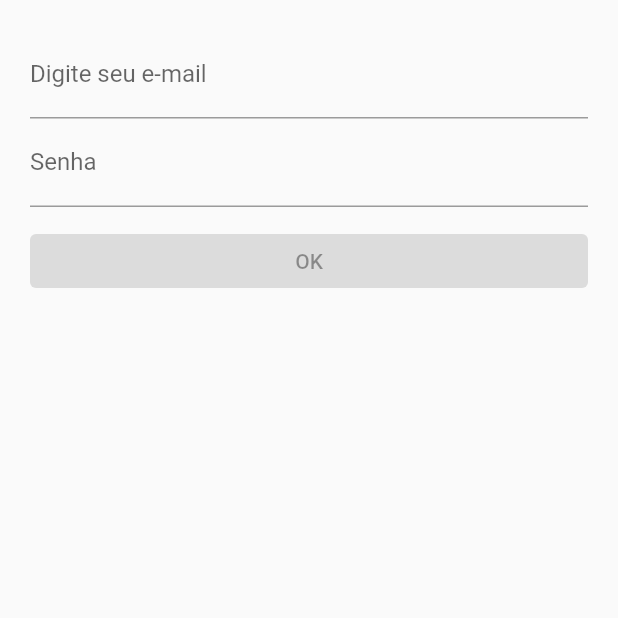
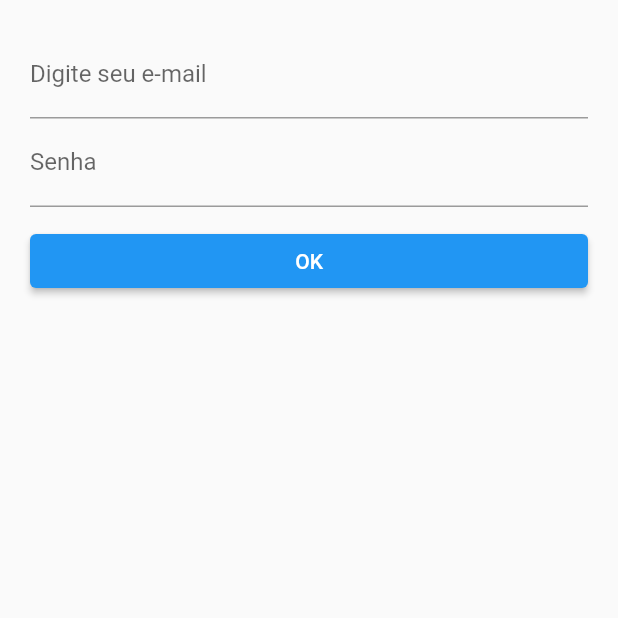
Before and after one commit to professorbossini/20232_maua_tti203_l2_flutter_bloc, a Flutter app: the screen it shows after launch, on a phone screen of 412 x 824 dp, the top half of it. Run offline on Flutter 3.47's test engine with Material 2 defaults, Android fonts, the phone set to English and light mode, and no system bars; our stand-ins replace email_validator.

Commit message:
ap02(bloc: instalamos dartrx

```diff
--- a/lib/src/app.dart
+++ b/lib/src/app.dart
@@ -1,14 +1,17 @@
 import 'package:flutter/material.dart';
 import './telas/login_tela.dart';
-
+import './blocs/provider.dart';
 class App extends StatelessWidget{
   @override
   Widget build(BuildContext context) {
-    return MaterialApp(
-      title: 'Login',
-      home: Scaffold(
-        body: LoginTela(),
+    return Provider(
+      child: MaterialApp(
+          title: 'Login',
+          home: Scaffold(
+          body: LoginTela(),
       ),
+    )
     );
+
   }
 }
--- a/lib/src/blocs/bloc.dart
+++ b/lib/src/blocs/bloc.dart
@@ -19,7 +19,7 @@ class Bloc with Validators{
   }
 }
 
-final bloc = Bloc();
+//final bloc = Bloc();
 
 // void teste(){
 //   // final bloc = Bloc();
--- a/lib/src/blocs/provider.dart
+++ b/lib/src/blocs/provider.dart
@@ -1,7 +1,22 @@
-// import 'package:flutter/material.dart';
-// import 'bloc.dart';
+import 'package:flutter/material.dart';
+import 'bloc.dart';
 
-// class Provider extends InheritedWidget{
-//   @override
-//   bool updateShouldNotify(covariant InheritedWidget oldWidget) => true;
-// }
+class Provider extends InheritedWidget{
+  final bloc = Bloc();
+  //se fosse Java...
+  // Provider({Key? key, required Widget child}){
+  //   super(key, child);
+  // }
+
+  //mas não é...
+  Provider({super.key, required super.child});
+  // Provider({Key? key, required Widget child}): super(key: key, child: child);
+
+
+  @override
+  bool updateShouldNotify(covariant InheritedWidget oldWidget) => true;
+
+  static Bloc of (BuildContext context){
+    return context.dependOnInheritedWidgetOfExactType<Provider>()!.bloc;
+  }
+}
--- a/lib/src/telas/login_tela.dart
+++ b/lib/src/telas/login_tela.dart
@@ -1,20 +1,22 @@
 import 'package:flutter/material.dart';
 import '../blocs/bloc.dart';
+import '../blocs/provider.dart';
 class LoginTela extends StatelessWidget{
   @override
   Widget build(BuildContext context) {
+    final bloc = Provider.of(context);
     return Container(
       margin: EdgeInsets.all(20.0),
       child: Column(
         children: [
-          emailField(),
-          passwordField(),
+          emailField(bloc),
+          passwordField(bloc),
           Row(
             children: [
               Expanded(
                 child: Container(
                 margin: EdgeInsets.only(top: 12.0),
-                child: submitButton(),
+                child: submitButton(bloc),
                 )
               )
             ],
@@ -24,7 +26,7 @@ class LoginTela extends StatelessWidget{
     );
   }
 
-  Widget emailField(){
+  Widget emailField(Bloc bloc){
     return StreamBuilder(
       stream: bloc.email,
       builder:(context, snapshot){
@@ -42,7 +44,7 @@ class LoginTela extends StatelessWidget{
     );
   }
 
-  Widget passwordField(){
+  Widget passwordField(Bloc bloc){
     return StreamBuilder(
       stream: bloc.password,
       builder: (context, AsyncSnapshot <String> snapshot) => TextField(
@@ -57,9 +59,9 @@ class LoginTela extends StatelessWidget{
     );
   }
 
-  Widget submitButton(){
+  Widget submitButton(Bloc bloc){
     return ElevatedButton(
-      onPressed: null,
+      onPressed: (){},
       child: Text('OK')
     );
   }
--- a/pubspec.yaml
+++ b/pubspec.yaml
@@ -36,6 +36,7 @@ dependencies:
   # Use with the CupertinoIcons class for iOS style icons.
   cupertino_icons: ^1.0.2
   email_validator: ^2.1.17
+  rxdart: ^0.27.7
 
 dev_dependencies:
   flutter_test:
```
